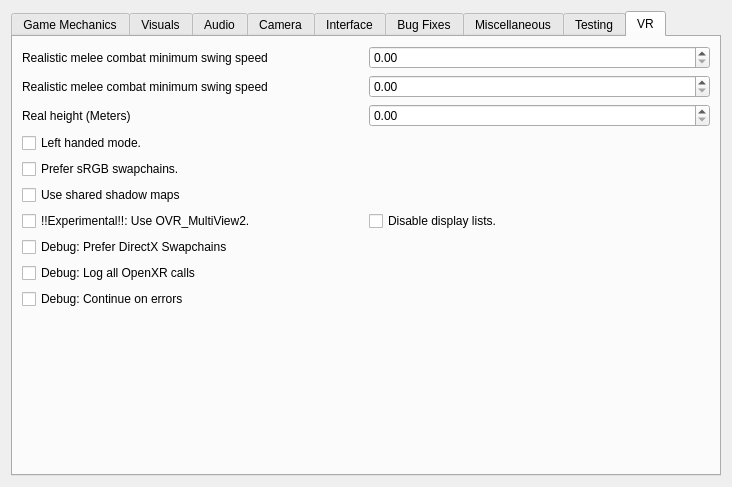
First picture: the form in files/ui/advancedpage.ui, repository sunhawken/openmw, before the edit.
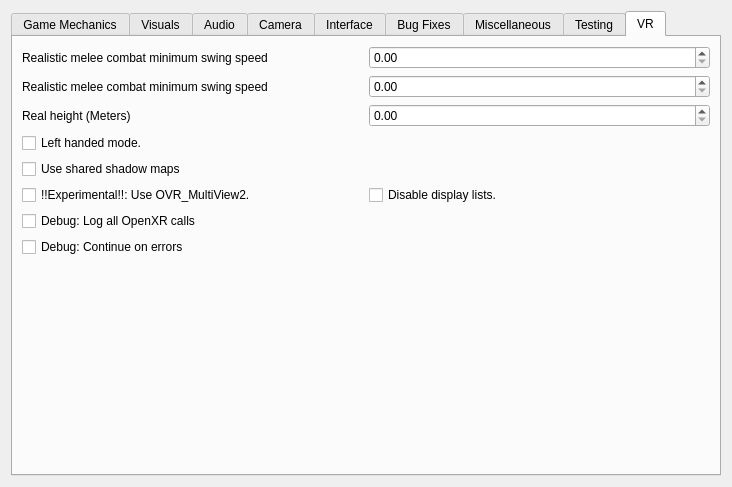
Second picture: the form after the edit. The open tabs and pages were chosen to show the change.

The edit to the form file:
```diff
--- a/files/ui/advancedpage.ui
+++ b/files/ui/advancedpage.ui
@@ -1445,17 +1445,7 @@
 					</property>
 				  </widget>
 				</item>
-				<item row="4" column="0">
-				  <widget class="QCheckBox" name="preferSRGBSwapchains">
-					<property name="toolTip">
-					  <string>&lt;html&gt;&lt;head/&gt;&lt;body&gt;&lt;p&gt;Makes OpenMW VR use sRGB format for its swapchain textures if available. Needed for some headsets that don't play nice without sRGB. Enable this if the game seems much brighter in your headset than what's shown on the mirror texture.&lt;/p&gt;&lt;/body&gt;&lt;/html&gt;</string>
-					</property>
-					<property name="text">
-					  <string>Prefer sRGB swapchains.</string>
-					</property>
-				  </widget>
-				</item>
-		  <item row="5" column="0">
+		  <item row="4" column="0">
 		   <widget class="QCheckBox" name="useSharedShadowMaps">
 			<property name="toolTip">
 			 <string>&lt;html&gt;&lt;head/&gt;&lt;body&gt;&lt;p&gt;Makes OpenMW VR map shadows for both eyes in one pass, instead of once per eye. This is a significant performance benefit, and should only be disabled for debugging or masochism purposes.&lt;/p&gt;&lt;/body&gt;&lt;/html&gt;</string>
@@ -1465,7 +1455,7 @@
 			</property>
 		   </widget>
 		  </item>
-		  <item row="6" column="0">
+		  <item row="5" column="0">
 		   <widget class="QCheckBox" name="useMultiview">
 			<property name="toolTip">
 			 <string>&lt;html&gt;&lt;head/&gt;&lt;body&gt;&lt;p&gt;Makes OpenMW VR render stereo using the OVR_MultiView2 extension to OpenGL instead of two render passes. You may need to disable this on older GPUs. &lt;/p&gt;&lt;/body&gt;&lt;/html&gt;</string>
@@ -1475,7 +1465,7 @@
 			</property>
 		   </widget>
 		  </item>
-      <item row="6" column="1">
+      <item row="5" column="1">
         <widget class="QCheckBox" name="disableDisplayList">
           <property name="toolTip">
             <string>&lt;html&gt;&lt;head/&gt;&lt;body&gt;&lt;p&gt;Makes OpenMW VR disable display lists when multiview is enabled. This is necessary on some platforms to use the multiview feature, but may penalize performance. &lt;/p&gt;&lt;/body&gt;&lt;/html&gt;</string>
@@ -1485,17 +1475,7 @@
           </property>
         </widget>
       </item>
-		  <item row="7" column="0">
-		   <widget class="QCheckBox" name="preferDirectXSwapchains">
-			<property name="toolTip">
-			 <string>&lt;html&gt;&lt;head/&gt;&lt;body&gt;&lt;p&gt;Makes OpenMW VR use DirectX swapchains even if OpenGL swapchains are available. Note that OpenMW will always fall back to DirectX swapchains if OpenGL swapchains are not available. This option exists to debug/work around runtimes with bad OpenGL implementations.&lt;/p&gt;&lt;/body&gt;&lt;/html&gt;</string>
-			</property>
-			<property name="text">
-			 <string>Debug: Prefer DirectX Swapchains</string>
-			</property>
-		   </widget>
-		  </item>
-		  <item row="8" column="0">
+		  <item row="6" column="0">
 		   <widget class="QCheckBox" name="logAllXrCalls">
 			<property name="toolTip">
 			 <string>&lt;html&gt;&lt;head/&gt;&lt;body&gt;&lt;p&gt;Makes OpenMW VR log every single OpenXR call. This degrades performance and creates a massive log. You probably want this disabled.&lt;/p&gt;&lt;/body&gt;&lt;/html&gt;</string>
@@ -1505,7 +1485,7 @@
 			</property>
 		   </widget>
 		  </item>
-		  <item row="9" column="0">
+		  <item row="7" column="0">
 		   <widget class="QCheckBox" name="ignoreXrErrors">
 			<property name="toolTip">
 			 <string>&lt;html&gt;&lt;head/&gt;&lt;body&gt;&lt;p&gt;Makes OpenMW VR ignore unsuccessful calls to OpenXR. You probably want this enabled.&lt;/p&gt;&lt;/body&gt;&lt;/html&gt;</string>
```
